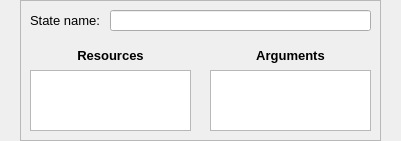
First picture: the form in editor/UI/UI_NetworkState.ui, repository leiftiger/EG_Tools, before the edit.
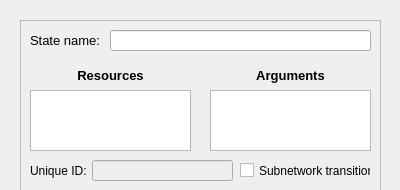
Second picture: the form after the edit. Custom widgets are drawn as their Qt base class.

Diff of the .ui file:
```diff
--- a/editor/UI/UI_NetworkState.ui
+++ b/editor/UI/UI_NetworkState.ui
@@ -6,8 +6,8 @@
    <rect>
     <x>0</x>
     <y>0</y>
-    <width>401</width>
-    <height>141</height>
+    <width>400</width>
+    <height>190</height>
    </rect>
   </property>
   <property name="windowTitle">
@@ -17,7 +17,7 @@
    <property name="geometry">
     <rect>
      <x>0</x>
-     <y>60</y>
+     <y>80</y>
      <width>21</width>
      <height>21</height>
     </rect>
@@ -27,9 +27,9 @@
    <property name="geometry">
     <rect>
      <x>20</x>
-     <y>0</y>
+     <y>20</y>
      <width>361</width>
-     <height>141</height>
+     <height>171</height>
     </rect>
    </property>
    <property name="frameShape">
@@ -160,12 +160,70 @@
      <set>Qt::AlignCenter</set>
     </property>
    </widget>
+   <widget class="QCheckBox" name="checkBoxExternalNetworkConnector">
+    <property name="geometry">
+     <rect>
+      <x>220</x>
+      <y>140</y>
+      <width>131</width>
+      <height>21</height>
+     </rect>
+    </property>
+    <property name="toolTip">
+     <string>Start a subnetwork from this state</string>
+    </property>
+    <property name="text">
+     <string>Subnetwork transition</string>
+    </property>
+   </widget>
+   <widget class="QLineEdit" name="textExternalNetwork">
+    <property name="enabled">
+     <bool>false</bool>
+    </property>
+    <property name="geometry">
+     <rect>
+      <x>72</x>
+      <y>140</y>
+      <width>141</width>
+      <height>21</height>
+     </rect>
+    </property>
+    <property name="toolTip">
+     <string>Unique ID of the subnetwork to start (external resource)</string>
+    </property>
+   </widget>
+   <widget class="QLabel" name="label">
+    <property name="geometry">
+     <rect>
+      <x>10</x>
+      <y>140</y>
+      <width>61</width>
+      <height>21</height>
+     </rect>
+    </property>
+    <property name="toolTip">
+     <string>Unique ID of the subnetwork to start (external resource)</string>
+    </property>
+    <property name="text">
+     <string>Unique ID:</string>
+    </property>
+   </widget>
   </widget>
   <widget class="UI_ConnectorStart" name="connectorOut" native="true">
    <property name="geometry">
     <rect>
      <x>380</x>
-     <y>60</y>
+     <y>80</y>
+     <width>21</width>
+     <height>21</height>
+    </rect>
+   </property>
+  </widget>
+  <widget class="UI_ConnectorStart" name="connectOutNetwork" native="true">
+   <property name="geometry">
+    <rect>
+     <x>190</x>
+     <y>0</y>
      <width>21</width>
      <height>21</height>
     </rect>
@@ -174,18 +232,18 @@
  </widget>
  <layoutdefault spacing="6" margin="11"/>
  <customwidgets>
-  <customwidget>
-   <class>UI_ConnectorStart</class>
-   <extends>QWidget</extends>
-   <header>UI_ConnectorStart.h</header>
-   <container>1</container>
-  </customwidget>
   <customwidget>
    <class>UI_ConnectorEnd</class>
    <extends>QWidget</extends>
    <header>UI_ConnectorEnd.h</header>
    <container>1</container>
   </customwidget>
+  <customwidget>
+   <class>UI_ConnectorStart</class>
+   <extends>QWidget</extends>
+   <header>UI_ConnectorStart.h</header>
+   <container>1</container>
+  </customwidget>
  </customwidgets>
  <resources/>
  <connections/>
```
